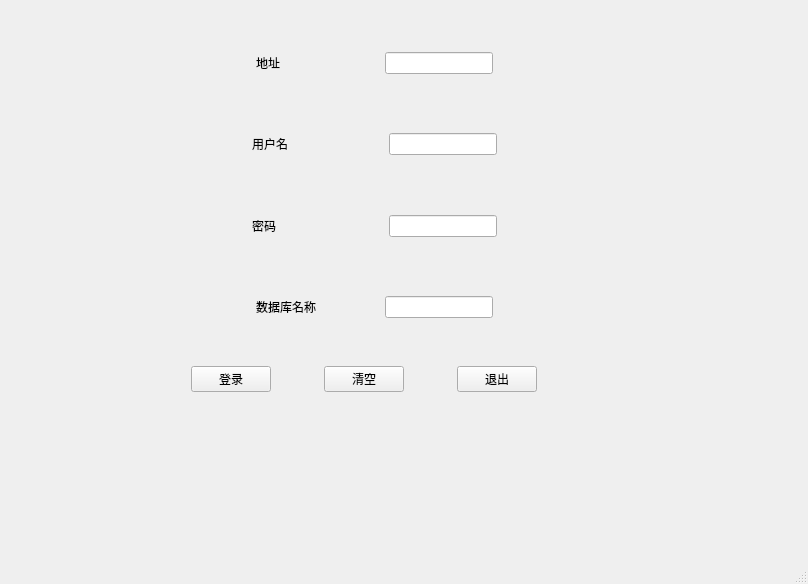
The window that mainwindow1.ui (dimaystinov/Monkey_Navi) describes before a commit, drawn with Qt 5.
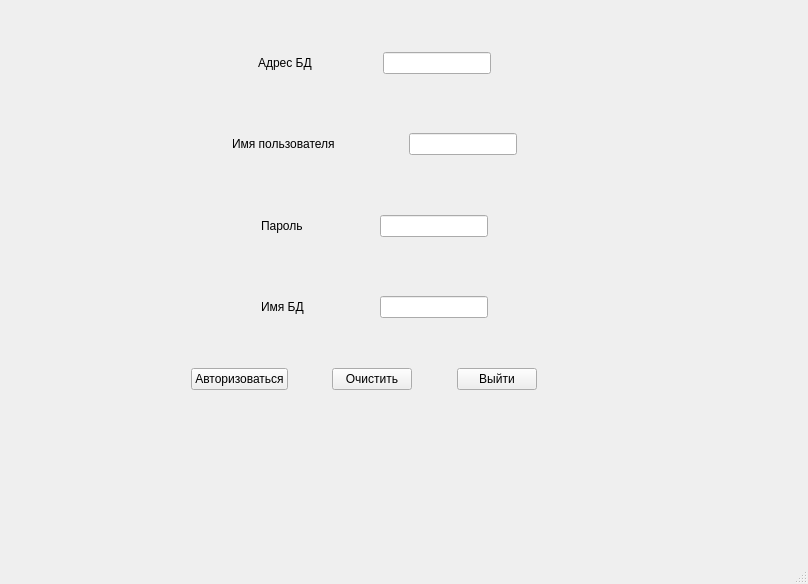
The same window after the commit.

```diff
--- a/mainwindow1.ui
+++ b/mainwindow1.ui
@@ -14,7 +14,7 @@
    <string>MainWindow1</string>
   </property>
   <widget class="QWidget" name="centralwidget">
-   <widget class="QWidget" name="">
+   <widget class="QWidget" name="layoutWidget">
     <property name="geometry">
      <rect>
       <x>191</x>
@@ -27,7 +27,7 @@
      <item>
       <widget class="QPushButton" name="pushButton">
        <property name="text">
-        <string>登录</string>
+        <string>Авторизоваться</string>
        </property>
       </widget>
      </item>
@@ -47,7 +47,7 @@
      <item>
       <widget class="QPushButton" name="pushButton_2">
        <property name="text">
-        <string>清空</string>
+        <string>Очистить</string>
        </property>
       </widget>
      </item>
@@ -67,13 +67,13 @@
      <item>
       <widget class="QPushButton" name="pushButton_3">
        <property name="text">
-        <string>退出</string>
+        <string>Выйти</string>
        </property>
       </widget>
      </item>
     </layout>
    </widget>
-   <widget class="QWidget" name="">
+   <widget class="QWidget" name="layoutWidget">
     <property name="geometry">
      <rect>
       <x>192</x>
@@ -101,7 +101,7 @@
        <item>
         <widget class="QLabel" name="label">
          <property name="text">
-          <string>地址          </string>
+          <string>Адрес БД</string>
          </property>
         </widget>
        </item>
@@ -167,7 +167,7 @@
        <item>
         <widget class="QLabel" name="label_2">
          <property name="text">
-          <string>用户名          </string>
+          <string>Имя пользователя        </string>
          </property>
         </widget>
        </item>
@@ -233,7 +233,7 @@
        <item>
         <widget class="QLabel" name="label_3">
          <property name="text">
-          <string>密码              </string>
+          <string>Пароль </string>
          </property>
         </widget>
        </item>
@@ -299,7 +299,7 @@
        <item>
         <widget class="QLabel" name="label_4">
          <property name="text">
-          <string>数据库名称</string>
+          <string>Имя БД</string>
          </property>
         </widget>
        </item>
```
Left out of the diff: 2 changed lines with no effect on the pictures.
